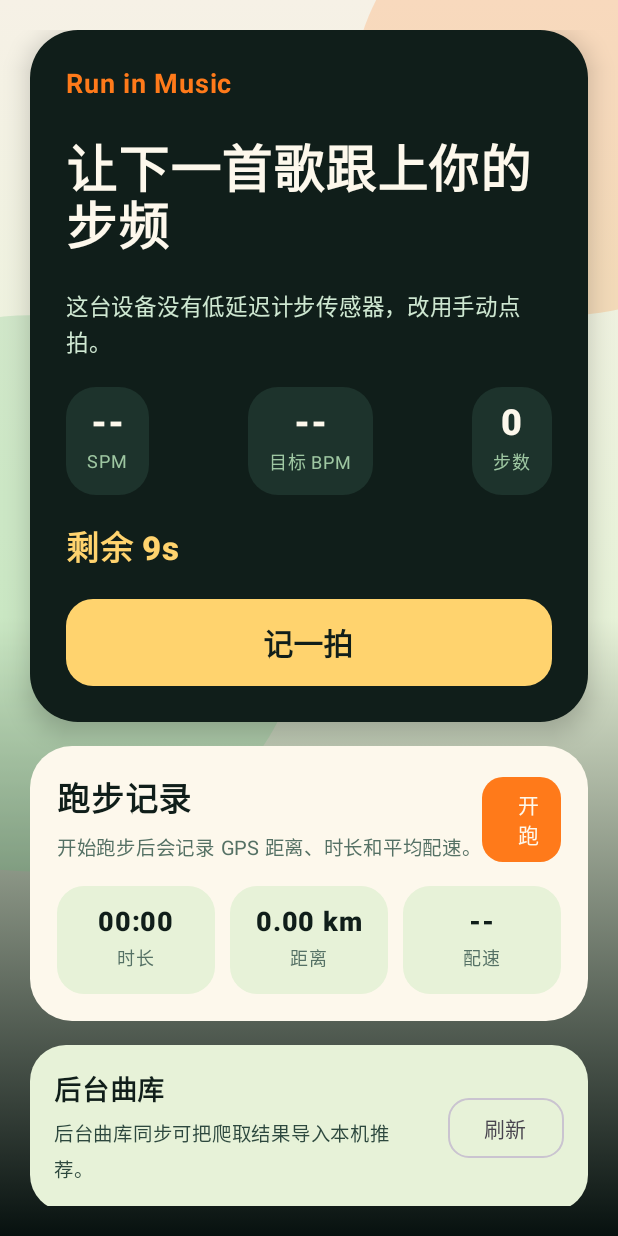
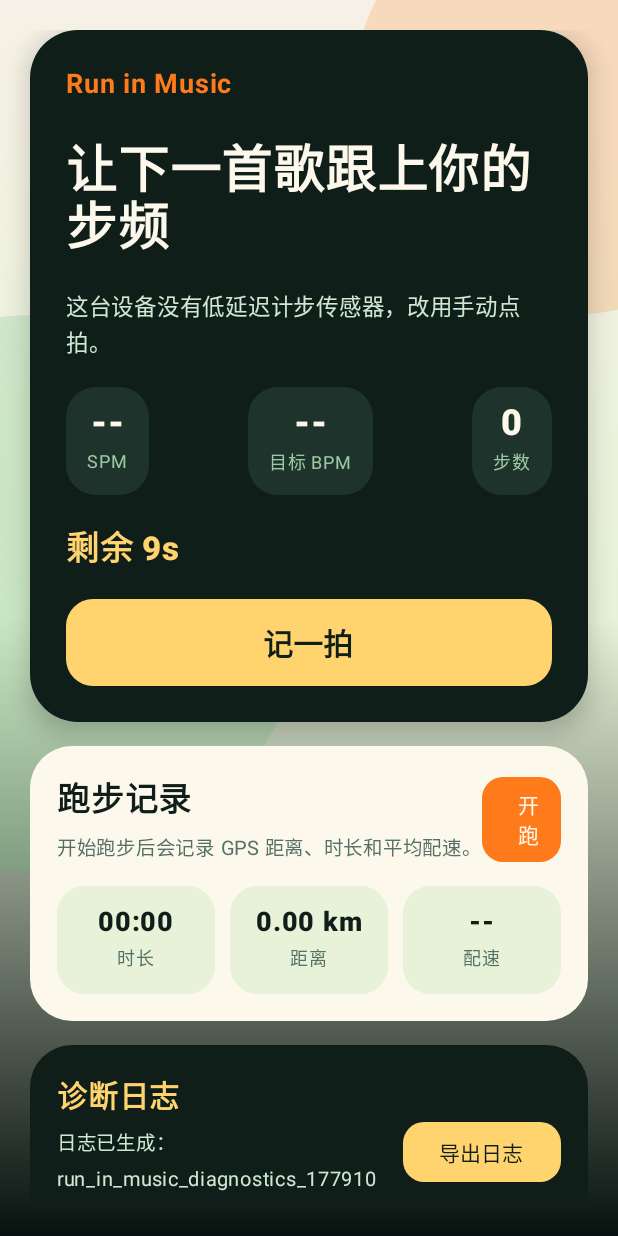
Before and after one commit to wmingxi816/Run-in-Music, an Android app built with Jetpack Compose: the screen it shows after launch (MainActivity), after a tap on "测量 10 秒步频", on a phone screen of 412 x 824 dp. Run offline under Robolectric (Android 15) with nearby library versions, the phone set to English and light mode, and no system bars; our stand-ins replace Room's generated code; 1 other tap on this screen came first.

Commit message:
Add diagnostic log export UI

```diff
--- a/app/src/main/java/com/runinmusic/app/MainActivity.kt
+++ b/app/src/main/java/com/runinmusic/app/MainActivity.kt
@@ -12,6 +12,8 @@ import androidx.core.content.ContextCompat
 import androidx.lifecycle.viewmodel.compose.viewModel
 import com.runinmusic.app.data.local.RunInMusicDatabase
 import com.runinmusic.app.data.repository.MusicRepository
+import com.runinmusic.app.diagnostics.DiagnosticExportService
+import com.runinmusic.app.diagnostics.DiagnosticShareLauncher
 import com.runinmusic.app.feature.home.HomeScreen
 import com.runinmusic.app.feature.home.HomeViewModel
 import com.runinmusic.app.location.RunTrackingService
@@ -25,11 +27,12 @@ class MainActivity : ComponentActivity() {
         val database = RunInMusicDatabase.get(applicationContext)
         val repository = MusicRepository(applicationContext, database)
         val cadenceMeasurer = CadenceMeasurer(applicationContext)
+        val diagnosticExportService = DiagnosticExportService(applicationContext, repository)
 
         setContent {
             RunInMusicTheme {
                 val viewModel: HomeViewModel = viewModel(
-                    factory = HomeViewModel.factory(repository, cadenceMeasurer),
+                    factory = HomeViewModel.factory(repository, cadenceMeasurer, diagnosticExportService),
                 )
                 val activityPermissions = remember {
                     buildList {
@@ -88,6 +91,11 @@ class MainActivity : ComponentActivity() {
                         viewModel.showRunTrackingMessage("正在结束并保存本次跑步。")
                         startService(RunTrackingService.stopIntent(applicationContext))
                     },
+                    onExportDiagnostics = {
+                        viewModel.exportDiagnostics { file ->
+                            DiagnosticShareLauncher.share(this, file)
+                        }
+                    },
                     onOpenSong = { song ->
                         viewModel.recordOpened(song.id)
                         MusicLinkOpener.open(applicationContext, song)
--- a/app/src/main/java/com/runinmusic/app/feature/home/HomeScreen.kt
+++ b/app/src/main/java/com/runinmusic/app/feature/home/HomeScreen.kt
@@ -53,6 +53,7 @@ fun HomeScreen(
     onStartMeasurement: () -> Unit,
     onStartRun: () -> Unit,
     onStopRun: () -> Unit,
+    onExportDiagnostics: () -> Unit,
     onOpenSong: (SongCandidate) -> Unit,
 ) {
     val state by viewModel.uiState.collectAsState()
@@ -90,6 +91,12 @@ fun HomeScreen(
                 )
             }
             item {
+                DiagnosticExportCard(
+                    state = state,
+                    onExportDiagnostics = onExportDiagnostics,
+                )
+            }
+            item {
                 CatalogSyncCard(
                     state = state,
                     onRefreshCatalog = viewModel::refreshBackendCatalog,
@@ -114,6 +121,47 @@ fun HomeScreen(
                         onDislike = { viewModel.markDisliked(recommendation.song.id) },
                     )
                 }
+            }
+        }
+    }
+}
+
+@Composable
+private fun DiagnosticExportCard(
+    state: HomeUiState,
+    onExportDiagnostics: () -> Unit,
+) {
+    Card(
+        colors = CardDefaults.cardColors(containerColor = Color(0xFF101E1A)),
+        shape = RoundedCornerShape(28.dp),
+    ) {
+        Row(
+            modifier = Modifier
+                .fillMaxWidth()
+                .padding(18.dp),
+            horizontalArrangement = Arrangement.spacedBy(14.dp),
+            verticalAlignment = Alignment.CenterVertically,
+        ) {
+            Column(modifier = Modifier.weight(1f), verticalArrangement = Arrangement.spacedBy(4.dp)) {
+                Text(
+                    text = "诊断日志",
+                    color = Color(0xFFFFD36E),
+                    fontSize = 20.sp,
+                    fontWeight = FontWeight.Black,
+                )
+                Text(
+                    text = state.diagnosticStatusMessage,
+                    color = Color(0xFFCFE8D2),
+                    fontSize = 13.sp,
+                )
+            }
+            Button(
+                enabled = !state.isExportingDiagnostics,
+                colors = ButtonDefaults.buttonColors(containerColor = Color(0xFFFFD36E), contentColor = Color(0xFF101E1A)),
+                shape = RoundedCornerShape(14.dp),
+                onClick = onExportDiagnostics,
+            ) {
+                Text(if (state.isExportingDiagnostics) "整理中" else "导出日志")
             }
         }
     }
--- /dev/null
+++ b/app/src/main/res/xml/file_paths.xml
@@ -0,0 +1,6 @@
+<?xml version="1.0" encoding="utf-8"?>
+<paths xmlns:android="http://schemas.android.com/apk/res/android">
+    <cache-path
+        name="diagnostics"
+        path="diagnostics/" />
+</paths>
```
Also changed, not shown: app/src/main/AndroidManifest.xml (+10 -0 lines), app/src/main/java/com/runinmusic/app/data/repository/MusicRepository.kt (+11 -0 lines), app/src/main/java/com/runinmusic/app/diagnostics/DiagnosticExportService.kt (added, +116 -0 lines), app/src/main/java/com/runinmusic/app/diagnostics/DiagnosticShareLauncher.kt (added, +23 -0 lines), app/src/main/java/com/runinmusic/app/feature/home/HomeViewModel.kt (+71 -1 lines), app/src/main/java/com/runinmusic/app/location/RunTrackingService.kt (+40 -1 lines).
